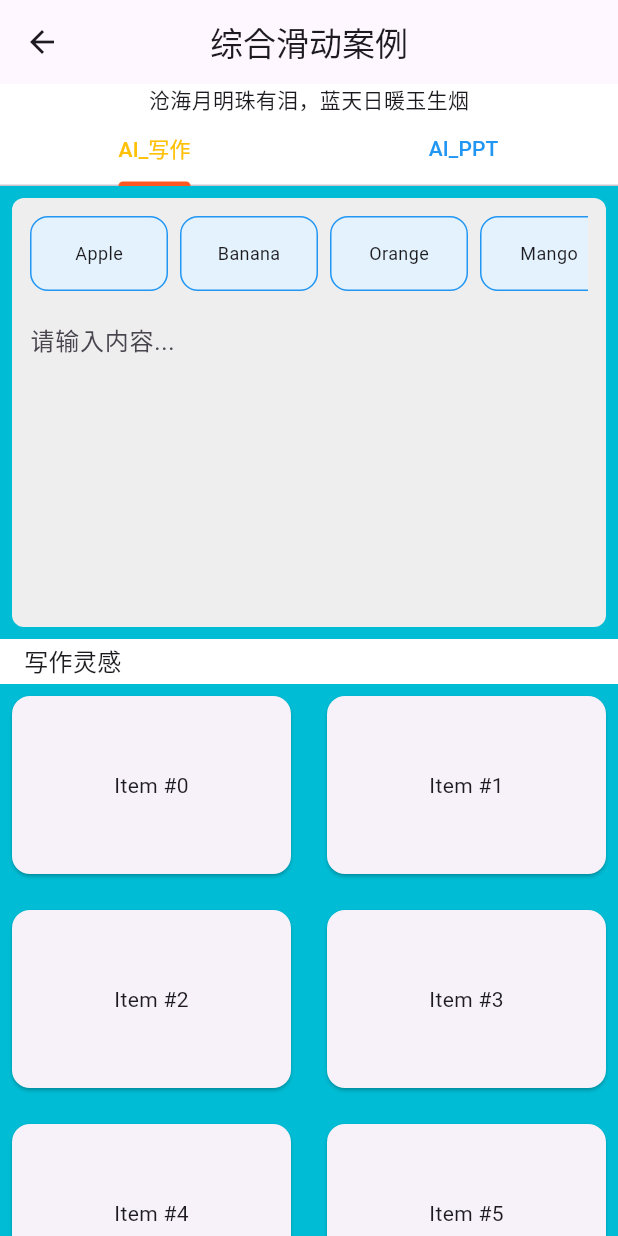
After one commit to zuozuozuo-cz/study_flutter, a Flutter app: the CustomScrollPage screen opened by its route, on a phone screen of 412 x 824 dp. The commit adds this screen. Run offline on Flutter 3.47's test engine with Material 3 defaults, Android fonts, the phone set to English and light mode, and no system bars; our stand-ins replace get.

Commit message:
综合滑动页面

```diff
--- a/lib/main.dart
+++ b/lib/main.dart
@@ -2,6 +2,7 @@ import 'package:flutter/material.dart';
 import 'package:get/get.dart';
 import 'package:study_flutter/page/constraints_demo_page.dart';
 import 'package:study_flutter/page/context_demo_page.dart';
+import 'package:study_flutter/page/custom_scroll_page.dart';
 import 'package:study_flutter/page/home_list_page.dart';
 import 'package:study_flutter/page/keep_alive_demo_page.dart';
 import 'package:study_flutter/page/keep_offset_demo_page.dart';
@@ -32,7 +33,8 @@ class MyApp extends StatelessWidget {
         GetPage(name: '/constraints', page: () => ConstraintsDemoPage()),
         GetPage(name: '/tablet', page: () => TabletTestPage()),
         GetPage(name: '/keepalive', page:()=> KeepAliveDemoPage()),
-        GetPage(name: 'nested', page: ()=>NestedScrollView(headerSliverBuilder: headerSliverBuilder, body: body))
+        GetPage(name: '/customscroll', page: ()=>CustomScrollPage())
+        // GetPage(name: 'nested', page: ()=>NestedScrollView(headerSliverBuilder: headerSliverBuilder, body: body))
       ],
     );
   }
--- /dev/null
+++ b/lib/page/custom_scroll_page.dart
@@ -0,0 +1,69 @@
+import 'package:flutter/cupertino.dart';
+import 'package:flutter/material.dart';
+import 'package:study_flutter/widget/AiPPTWidget.dart';
+import 'package:study_flutter/widget/ai_write_widget.dart';
+
+class CustomScrollPage extends StatefulWidget {
+  CustomScrollPage({super.key});
+
+  @override
+  State<CustomScrollPage> createState() => _CustomScrollPageState();
+}
+
+class _CustomScrollPageState extends State<CustomScrollPage>
+    with SingleTickerProviderStateMixin {
+  final List<Tab> _tabs = [Tab(text: 'AI_写作'), Tab(text: 'AI_PPT')];
+
+  late TabController _tabController;
+
+  @override
+  void initState() {
+    super.initState();
+    _tabController = TabController(length: _tabs.length, vsync: this);
+  }
+
+  @override
+  void dispose() {
+    _tabController.dispose();
+    super.dispose();
+  }
+
+  @override
+  Widget build(BuildContext context) {
+    return Scaffold(
+      appBar: AppBar(title: Text('综合滑动案例'), centerTitle: true),
+      backgroundColor: Colors.white,
+      body: Container(
+        width: double.infinity,
+        child: Column(
+          children: [
+            Container(child: Text('沧海月明珠有泪，蓝天日暖玉生烟')),
+            TabBar(
+              tabs: _tabs,
+              labelColor: Colors.amber,
+              unselectedLabelColor: Colors.blue,
+              indicatorColor: Colors.deepOrange,
+              controller: _tabController,
+            ),
+            Expanded(
+              child: TabBarView(controller: _tabController, children: [
+                Container(
+                  color: Colors.cyan,
+                  child: Center(
+                    child: AiWriteWidget()
+                  ),
+                ),
+                Container(
+                  color: Colors.green,
+                  child: Center(
+                    child: Aipptwidget(),
+                  ),
+                ),
+              ]),
+            ),
+          ],
+        ),
+      ),
+    );
+  }
+}
--- a/lib/page/home_list_page.dart
+++ b/lib/page/home_list_page.dart
@@ -20,6 +20,7 @@ class _HomeListPageState extends State<HomeListPage> {
     {'title': 'KeepOffsetDemoPage', 'route': '/keepoffset'},
     {'title': 'TabletTestPage', 'route': '/tablet'},
     {'title': 'KeepAliveDemoPage', 'route': '/keepalive'},
+    {'title': 'CustomScrollPage', 'route': '/customscroll'},
   ];
 
   @override
--- /dev/null
+++ b/lib/widget/ai_write_widget.dart
@@ -0,0 +1,143 @@
+import 'package:flutter/cupertino.dart';
+import 'package:flutter/material.dart';
+
+class AiWriteWidget extends StatefulWidget {
+  const AiWriteWidget({super.key});
+
+  @override
+  State<AiWriteWidget> createState() => _AiWriteWidgetState();
+}
+
+class _AiWriteWidgetState extends State<AiWriteWidget> {
+  @override
+  Widget build(BuildContext context) {
+    return CustomScrollView(
+      slivers: [
+        SliverToBoxAdapter(
+          child: getTopInputWidget(),
+        ),
+        SliverPersistentHeader(
+          pinned: true, // 是否吸顶
+          delegate: MyHeaderDelegate(),
+        ),
+        // SliverList(
+        //   delegate: SliverChildBuilderDelegate(
+        //         (BuildContext context, int index) {
+        //       return ListTile(
+        //         title: Text('Item #$index'),
+        //       );
+        //     },
+        //     childCount: 20,
+        //   ),
+        // ),
+        SliverGrid(
+          delegate: SliverChildBuilderDelegate(
+                (BuildContext context, int index) {
+              return Card(
+                margin: const EdgeInsets.all(8),
+                child: Center(
+                  child: Text('Item #$index'),
+                ),
+              );
+            },
+            childCount: 20,
+          ),
+          gridDelegate: const SliverGridDelegateWithFixedCrossAxisCount(
+            crossAxisCount: 2, // 两列
+            mainAxisSpacing: 8,
+            crossAxisSpacing: 8,
+            childAspectRatio: 1.5, // 可根据内容微调
+          ),
+        ),
+      ],
+    );
+  }
+
+  Widget getTopInputWidget() {
+    final List<String> fruits = [
+      'Apple', 'Banana', 'Orange', 'Mango', 'Pineapple',
+      'Grapes', 'Strawberry', 'Blueberry', 'Watermelon', 'Peach',
+      'Cherry', 'Lemon', 'Lime', 'Kiwi', 'Papaya',
+      'Guava', 'Pear', 'Plum', 'Coconut', 'Pomegranate',
+    ];
+
+    return Padding(
+      padding: const EdgeInsets.all(8.0),
+      child: Container(
+        padding: const EdgeInsets.all(12),
+        decoration: BoxDecoration(
+          color: Colors.grey.shade200, // 淡灰色背景
+          borderRadius: BorderRadius.circular(8), // 圆角 8
+        ),
+        child: Column(
+          crossAxisAlignment: CrossAxisAlignment.start,
+          children: [
+            // 水平水果列表
+            SizedBox(
+              height: 50,
+              child: ListView.builder(
+                itemCount: fruits.length,
+                scrollDirection: Axis.horizontal,
+                itemExtent: 100,
+                itemBuilder: (context, index) {
+                  return Padding(
+                    padding: const EdgeInsets.only(right: 8),
+                    child: Container(
+                      decoration: BoxDecoration(
+                        color: Colors.blue.shade50,
+                        borderRadius: BorderRadius.circular(12),
+                        border: Border.all(color: Colors.blue, width: 1),
+                      ),
+                      alignment: Alignment.center,
+                      child: Text(
+                        fruits[index],
+                        style: const TextStyle(fontSize: 12),
+                      ),
+                    ),
+                  );
+                },
+              ),
+            ),
+            const SizedBox(height: 12),
+            // 输入框
+            SizedBox(
+              height: 200,
+              child: TextField(
+                maxLines: null,
+                expands: true,
+                decoration: const InputDecoration(
+                  border: InputBorder.none,
+                  hintText: '请输入内容...',
+                ),
+              ),
+            ),
+          ],
+        ),
+      ),
+    );
+  }
+
+}
+
+class MyHeaderDelegate extends SliverPersistentHeaderDelegate {
+  @override
+  Widget build(BuildContext context, double shrinkOffset, bool overlapsContent) {
+    return Container(
+      color: Colors.white,
+      alignment: Alignment.centerLeft,
+      padding: EdgeInsets.symmetric(horizontal: 16),
+      child: Text('写作灵感', style: TextStyle(fontSize: 16)),
+    );
+  }
+
+  @override
+  double get maxExtent => 30;
+
+  @override
+  double get minExtent => 30;
+
+  @override
+  bool shouldRebuild(covariant SliverPersistentHeaderDelegate oldDelegate) {
+    return false;
+  }
+}
```
Also changed, not shown: lib/widget/AiPPTWidget.dart (added, +113 -0 lines).
